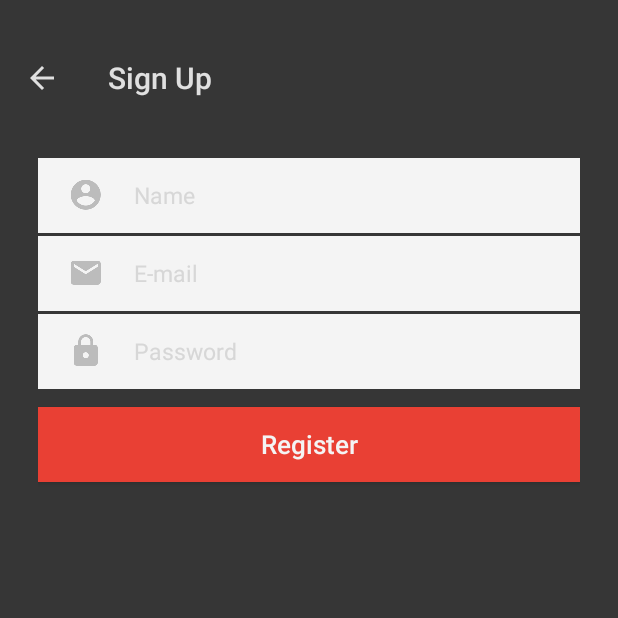
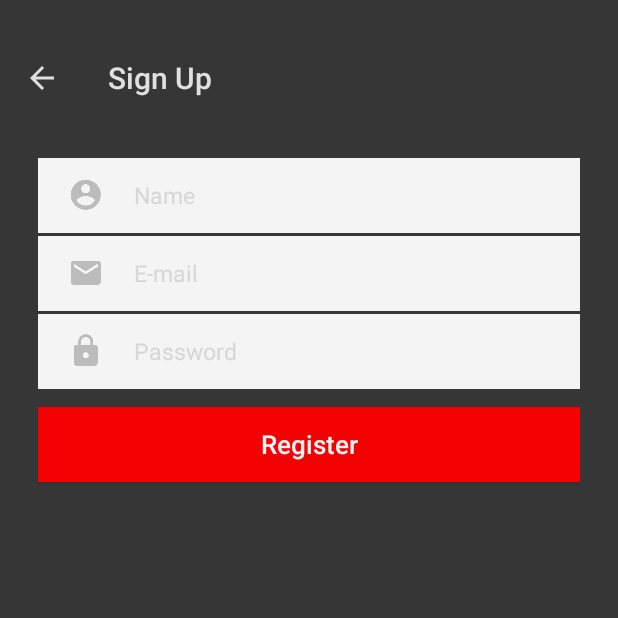
Before and after one commit to gusgol/auchadoseperdidos, an Android app: the SignUpActivity screen opened directly, with no data from a screen before it, on a phone screen of 412 x 824 dp, the top half of it. Run offline under Robolectric (Android 15) with nearby library versions, the phone set to English and light mode, and no system bars; our stand-ins replace ButterKnife; libraries missing offline, so code that uses them is left out: com.firebase.client; 1 statement that could not run was skipped.

```diff
--- a/app/build.gradle
+++ b/app/build.gradle
@@ -34,4 +34,5 @@ dependencies {
     compile 'com.jakewharton:butterknife:7.0.1'
     compile 'com.android.support:design:23.1.1'
     compile 'com.firebase:firebase-client-android:2.5.0+'
+    compile 'com.android.support:support-v4:23.1.1'
 }
--- a/app/src/main/java/com/codeego/auchadoseperdidos/presenter/UserSignInPresenter.java
+++ b/app/src/main/java/com/codeego/auchadoseperdidos/presenter/UserSignInPresenter.java
@@ -7,4 +7,5 @@ import com.codeego.auchadoseperdidos.view.SignInMvpVIew;
  */
 public interface UserSignInPresenter extends Presenter<SignInMvpVIew> {
     void login(String email, String password);
+    boolean isLogged();
 }
--- a/app/src/main/java/com/codeego/auchadoseperdidos/presenter/UserSignUpPresenterFB.java
+++ b/app/src/main/java/com/codeego/auchadoseperdidos/presenter/UserSignUpPresenterFB.java
@@ -1,11 +1,13 @@
 package com.codeego.auchadoseperdidos.presenter;
 
+import android.content.Intent;
 import android.util.Log;
 
 import com.codeego.auchadoseperdidos.model.entities.User;
 import com.codeego.auchadoseperdidos.utils.Constants;
 import com.codeego.auchadoseperdidos.view.SignUpMvpView;
 import com.fasterxml.jackson.databind.ObjectMapper;
+import com.firebase.client.AuthData;
 import com.firebase.client.Firebase;
 import com.firebase.client.FirebaseError;
 import com.firebase.client.ServerValue;
@@ -23,7 +25,7 @@ public class UserSignUpPresenterFB implements UserSignUpPresenter {
     private Firebase mFirebaseRef;
 
     @Override
-    public void createUser(String email, String password, final String name) {
+    public void createUser(String email, final String password, final String name) {
 
         email = email.toLowerCase();
         final String finalEmail = email;
@@ -50,14 +52,9 @@ public class UserSignUpPresenterFB implements UserSignUpPresenter {
                     public void onComplete(FirebaseError firebaseError, Firebase firebase) {
                         if (firebaseError != null) {
                             Log.e(TAG, firebaseError.getMessage());
-                            mSignUpMvpView.onSignUpFailure();
-
-
-
+                            mSignUpMvpView.onSignUpFailure(firebaseError.getMessage());
                         } else {
-                            mSignUpMvpView.onSignUpSuccess();
-
-                            //TODO sign user in
+                            signUserIn(finalEmail, password);
                         }
                     }
                 });
@@ -67,7 +64,7 @@ public class UserSignUpPresenterFB implements UserSignUpPresenter {
             @Override
             public void onError(FirebaseError firebaseError) {
                 Log.e(TAG, firebaseError.getMessage());
-                mSignUpMvpView.onSignUpFailure();
+                mSignUpMvpView.onSignUpFailure(firebaseError.getMessage());
             }
         });
     }
@@ -85,4 +82,23 @@ public class UserSignUpPresenterFB implements UserSignUpPresenter {
         mSignUpMvpView = null;
 
     }
+
+    private void signUserIn(String userEmail, String password) {
+        if(mFirebaseRef != null) {
+            mFirebaseRef.authWithPassword(userEmail, password, new Firebase.AuthResultHandler() {
+                @Override
+                public void onAuthenticated(AuthData authData) {
+                    Log.i(TAG, "User ID: " + authData.getUid() + ", Provider: " + authData.getProvider());
+                    mSignUpMvpView.onSignUpSuccess();
+                }
+
+                @Override
+                public void onAuthenticationError(FirebaseError firebaseError) {
+                    Log.e(TAG, firebaseError.getMessage());
+                    if(mSignUpMvpView != null) mSignUpMvpView.onSignUpFailure(firebaseError.getMessage());
+                }
+            });
+        }
+    }
+
 }
--- a/app/src/main/java/com/codeego/auchadoseperdidos/view/SignUpMvpView.java
+++ b/app/src/main/java/com/codeego/auchadoseperdidos/view/SignUpMvpView.java
@@ -6,5 +6,5 @@ package com.codeego.auchadoseperdidos.view;
 public interface SignUpMvpView extends MvpView {
 
     void onSignUpSuccess();
-    void onSignUpFailure();
+    void onSignUpFailure(String errorMessage);
 }
--- a/app/src/main/res/values/colors.xml
+++ b/app/src/main/res/values/colors.xml
@@ -1,10 +1,10 @@
 <?xml version="1.0" encoding="utf-8"?>
 <resources>
-    <color name="colorPrimary">#3F51B5</color>
-    <color name="colorPrimaryDark">#303F9F</color>
-    <color name="colorAccent">#FF4081</color>
+    <color name="colorPrimary">#363636</color>
+    <color name="colorPrimaryDark">#272727</color>
+    <color name="colorAccent">#FF0000</color>
     <color name="themeYellow">#FCF52D</color>
-    <color name="themeOrange">#F44235</color>
+    <color name="themeOrange">#FF0000</color>
     <color name="lightGrey">#e0e0e0</color>
     <color name="darkGrey">#c4c4c4</color>
     <color name="veryDarkGrey">#363636</color>
--- a/app/src/main/res/values/strings.xml
+++ b/app/src/main/res/values/strings.xml
@@ -16,6 +16,12 @@
 
     <string name="hello_blank_fragment">Hello blank fragment</string>
     <string name="title_activity_sign_up">Sign Up</string>
+    <string name="title_activity_main">MainActivity</string>
+
+    <!-- Tabs -->
+    <string name="tab_lost">Lost</string>
+    <string name="tab_found">Found</string>
+
 
 
 </resources>
```
Also changed, not shown: app/src/main/AndroidManifest.xml (+6 -2 lines), app/src/main/java/com/codeego/auchadoseperdidos/adapters/MainPagesAdapter.java (added, +54 -0 lines), app/src/main/java/com/codeego/auchadoseperdidos/presenter/UserSignInPresenterFB.java (+14 -0 lines), app/src/main/java/com/codeego/auchadoseperdidos/ui/activities/LoginActivity.java (+15 -1 lines), app/src/main/java/com/codeego/auchadoseperdidos/ui/activities/SignUpActivity.java (+6 -3 lines), app/src/main/res/values/styles.xml (+19 -0 lines).
